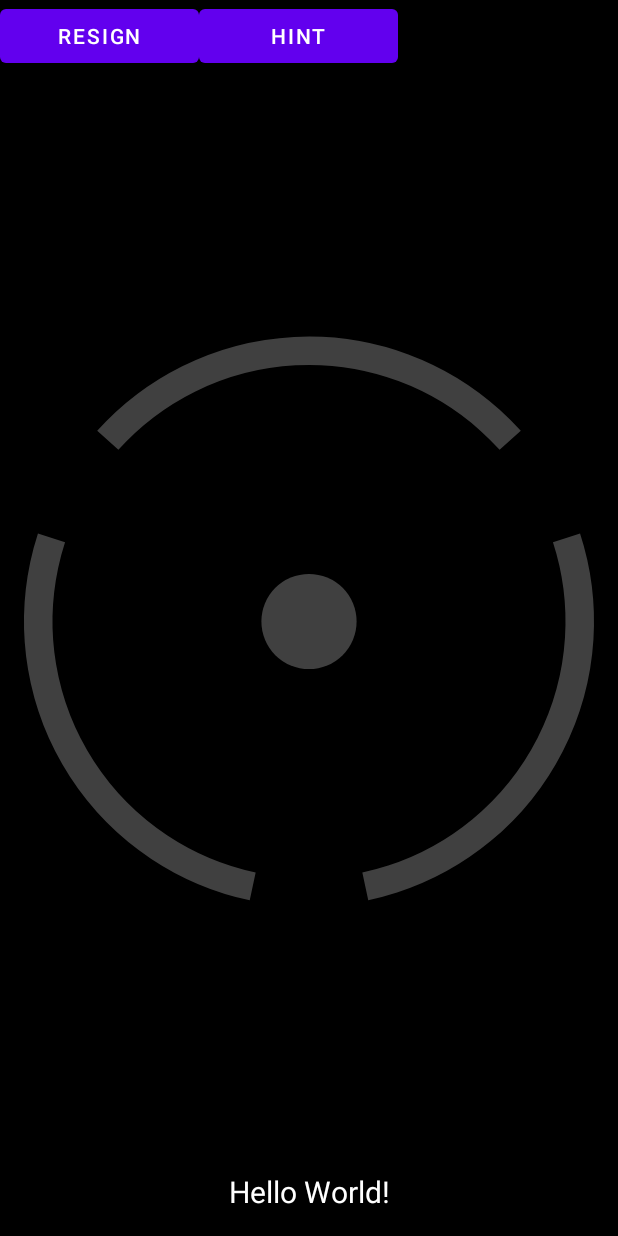
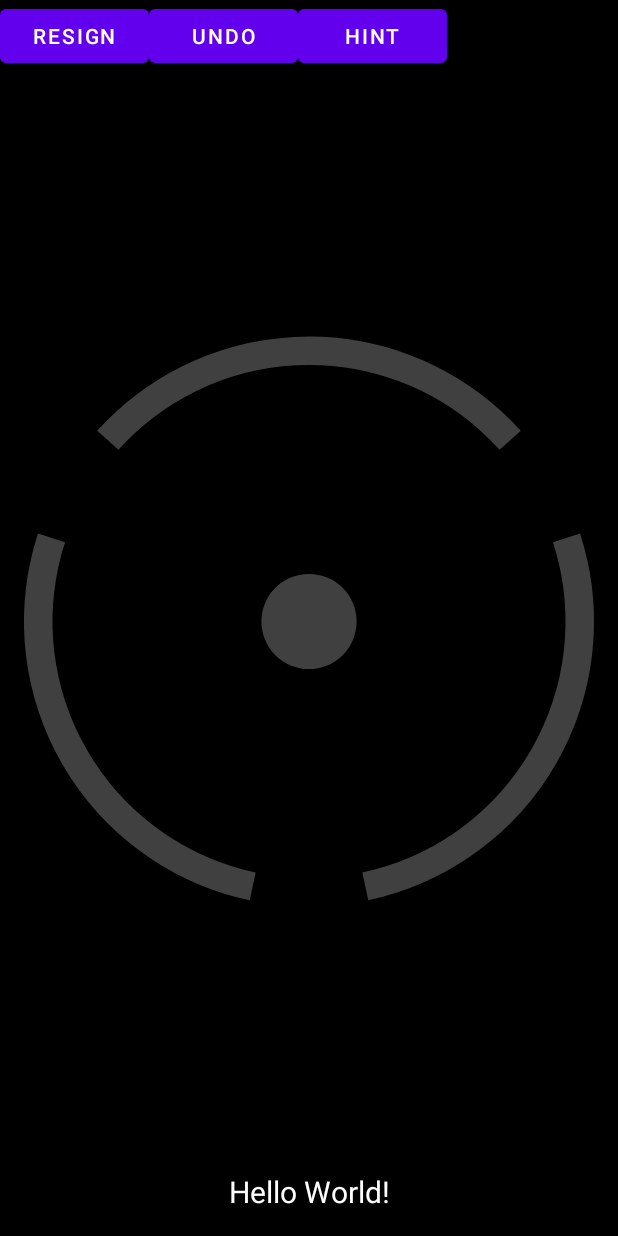
Before and after one commit to maksverver/AndroidPolyY, an Android app: the layout game_layout.xml on its own in the app's theme, with its tools: preview values and no code run, on a phone screen of 412 x 824 dp. Run offline under Robolectric (Android 15) with nearby library versions, the phone set to English and light mode, and no system bars.

Commit message:
Implement Undo in Custom Game mode

```diff
--- a/app/src/main/res/layout/game_layout.xml
+++ b/app/src/main/res/layout/game_layout.xml
@@ -25,6 +25,13 @@
             android:layout_height="wrap_content"
             android:layout_weight="1"
             android:text="@string/game_button_resign" />
+
+        <Button
+            android:id="@+id/undoButton"
+            android:layout_width="wrap_content"
+            android:layout_height="wrap_content"
+            android:layout_weight="1"
+            android:text="@string/game_button_undo" />
 
         <Button
             android:id="@+id/hintButton"
--- a/app/src/main/res/values/strings.xml
+++ b/app/src/main/res/values/strings.xml
@@ -13,6 +13,7 @@
     <string name="game_status_game_over">Game over (winner unknown)</string>
     <string name="game_status_invalid_state">Invalid game state</string>
     <string name="game_button_resign">Resign</string>
+    <string name="game_button_undo">Undo</string>
     <string name="game_button_back">Back</string>
     <string name="game_button_hint">Hint</string>
     <string name="game_button_confirm">Confirm</string>
```
Also changed, not shown: app/src/main/java/ch/verver/poly_y/GameActivity.java (+33 -9 lines).
